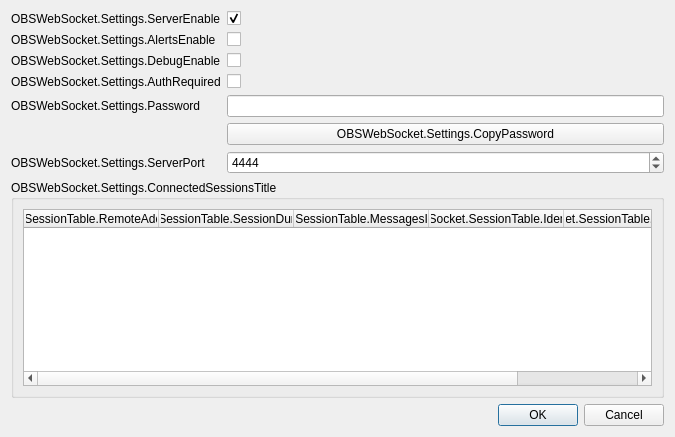
obsproject/obs-websocket, file src/forms/SettingsDialog.ui: the form before one commit.
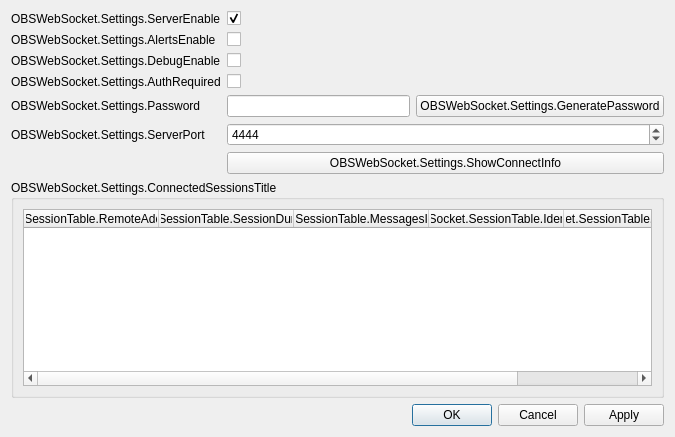
The form after the commit.

Commit message:
SettingsDialog: Mild refactor and add Connect Info dialog
Among lots of stuff:

- Generate a random password on first load

- Add `ConnectInfo` dialog including QR code display

- Add `Generate Password` button to generate a new random
password

- Delete `Copy Password to Clipboard` button

- Delete `GetConnectString` or whatever from WebSocketServer
(reimplemented the functionality directly into ConnectInfo)

- Added `GeneratePassword()` to Utils

Todo: Show warning when users specify their own passwords

The edit to the form file:
```diff
--- a/src/forms/SettingsDialog.ui
+++ b/src/forms/SettingsDialog.ui
@@ -32,7 +32,7 @@
       <enum>Qt::Horizontal</enum>
      </property>
      <property name="standardButtons">
-      <set>QDialogButtonBox::Cancel|QDialogButtonBox::Ok</set>
+      <set>QDialogButtonBox::Apply|QDialogButtonBox::Cancel|QDialogButtonBox::Ok</set>
      </property>
     </widget>
    </item>
@@ -97,27 +97,31 @@
       </widget>
      </item>
      <item row="4" column="1">
+      <layout class="QHBoxLayout" name="horizontalLayout">
+       <item>
       <widget class="QLineEdit" name="serverPasswordLineEdit">
        <property name="echoMode">
-        <enum>QLineEdit::PasswordEchoOnEdit</enum>
+          <enum>QLineEdit::Password</enum>
        </property>
       </widget>
      </item>
-     <item row="5" column="1">
-      <widget class="QPushButton" name="copyPasswordButton">
+       <item>
+        <widget class="QPushButton" name="generatePasswordButton">
        <property name="text">
-        <string>OBSWebSocket.Settings.CopyPassword</string>
+          <string>OBSWebSocket.Settings.GeneratePassword</string>
        </property>
       </widget>
      </item>
-     <item row="6" column="0">
+      </layout>
+     </item>
+     <item row="5" column="0">
       <widget class="QLabel" name="serverPortLabel">
        <property name="text">
         <string>OBSWebSocket.Settings.ServerPort</string>
        </property>
       </widget>
      </item>
-     <item row="6" column="1">
+     <item row="5" column="1">
       <widget class="QSpinBox" name="serverPortSpinBox">
        <property name="minimum">
         <number>1</number>
@@ -130,6 +134,13 @@
        </property>
       </widget>
      </item>
+     <item row="6" column="1">
+      <widget class="QPushButton" name="showConnectInfoButton">
+       <property name="text">
+        <string>OBSWebSocket.Settings.ShowConnectInfo</string>
+       </property>
+      </widget>
+     </item>
     </layout>
    </item>
    <item row="1" column="0">
```
Lines whose indentation alone changed are shown as unchanged. The commit also changes 15 other files.
